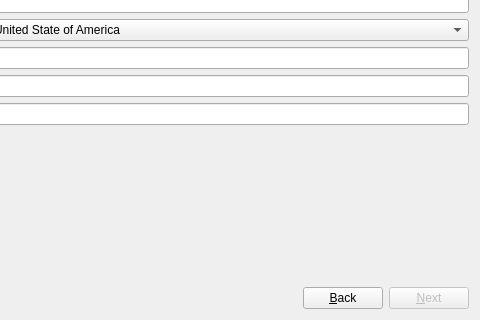
Before: the Qt Designer form oobwizard/ui/endUserRegistrationStep.ui in bluusystemsinc/bluu, drawn with Qt 5; both pictures show x 160 to 640 and y 160 to 480 of the 640 by 480 pixel window.
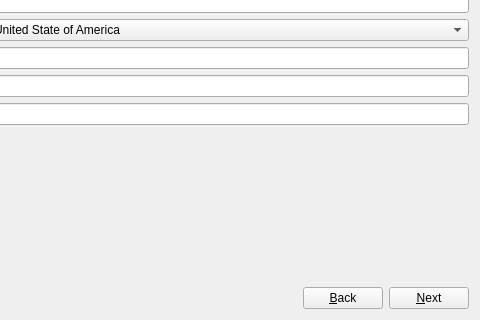
After: the same form once the commit is applied.

Patch:
```diff
--- a/oobwizard/ui/endUserRegistrationStep.ui
+++ b/oobwizard/ui/endUserRegistrationStep.ui
@@ -254,7 +254,7 @@
      <item>
       <widget class="QPushButton" name="nextButton">
        <property name="enabled">
-        <bool>false</bool>
+        <bool>true</bool>
        </property>
        <property name="text">
         <string>&amp;Next</string>
```
